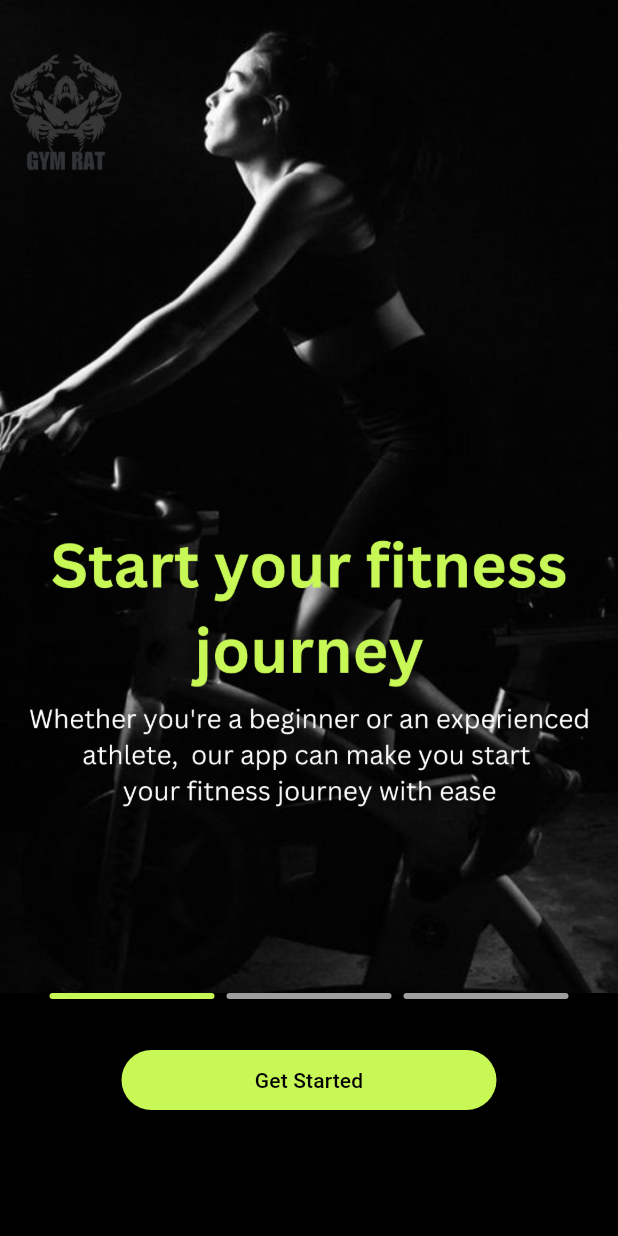
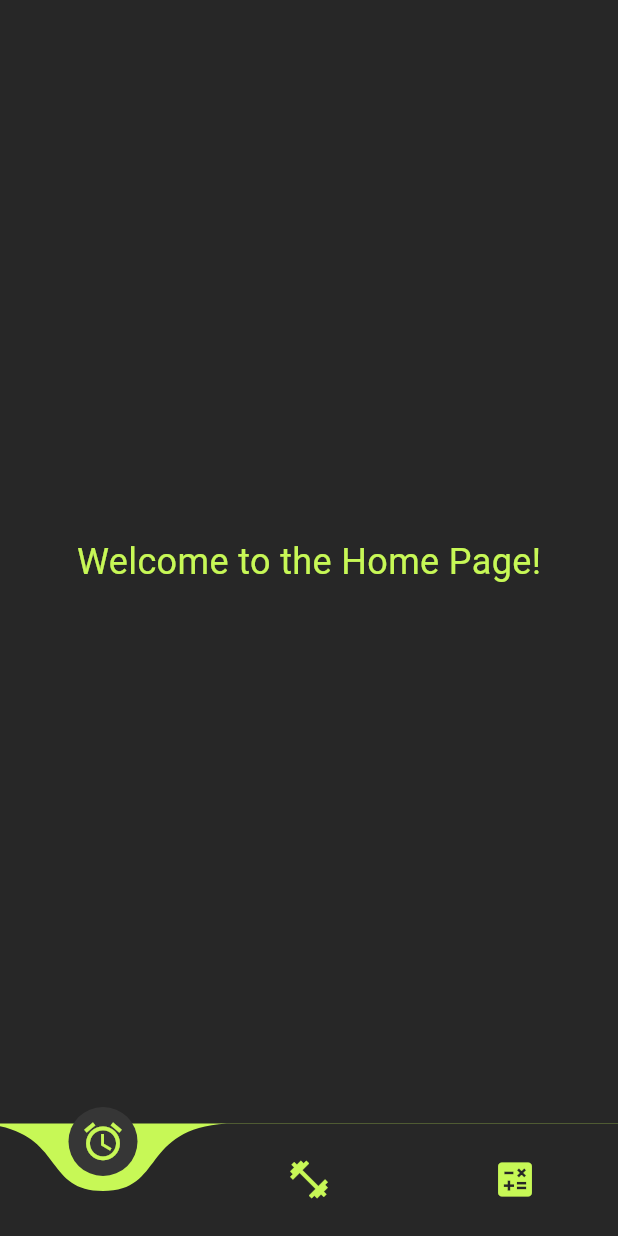
Before and after one commit to SamirahF/gym-rat, a Flutter app: the screen it shows after launch, after a tap on "Get Started", on a phone screen of 412 x 824 dp. Run offline on Flutter 3.47's test engine with Material 3 defaults, Android fonts, the light colour scheme and no system bars; drawn by our look-alikes of curved_navigation_bar.

Commit message:
adding home page with NavBar

```diff
--- /dev/null
+++ b/lib/gym_rat.dart
@@ -0,0 +1,23 @@
+import 'package:flutter/material.dart';
+// import 'package:gym_rat/home_Screen.dart';
+import 'package:gym_rat/start_screen.dart';
+
+class GymRat extends StatefulWidget {
+  const GymRat({super.key});
+
+  @override
+  State<GymRat> createState() {
+    return _GymRatState();
+  }
+}
+
+class _GymRatState extends State<GymRat> {
+  @override
+  Widget build(BuildContext context) {
+    return MaterialApp(
+      home: StartScreen(), // Wrap StartScreen inside MaterialApp
+    );
+  }
+}
+
+// Your StartScreen widget and other code here...
--- /dev/null
+++ b/lib/home_Screen.dart
@@ -0,0 +1,43 @@
+import 'package:flutter/material.dart';
+import 'package:curved_navigation_bar/curved_navigation_bar.dart';
+
+class HomeScreen extends StatelessWidget {
+  @override
+  Widget build(BuildContext context) {
+    return Scaffold(
+      backgroundColor: const Color.fromARGB(255, 39, 39, 39),
+      body: Center(
+        child: Text(
+          'Welcome to the Home Page!',
+          style: TextStyle(
+              fontSize: 24.0, color: const Color.fromARGB(255, 199, 248, 86)),
+        ),
+      ),
+      bottomNavigationBar: CurvedNavigationBar(
+        backgroundColor: const Color.fromARGB(255, 199, 248, 86),
+        color: const Color.fromARGB(255, 39, 39, 39),
+        buttonBackgroundColor: Color.fromARGB(255, 54, 54, 54),
+        items: <Widget>[
+          Icon(
+            Icons.access_alarm,
+            size: 30,
+            color: Color.fromARGB(255, 199, 248, 86),
+          ),
+          Icon(
+            Icons.fitness_center_sharp,
+            size: 30,
+            color: Color.fromARGB(255, 199, 248, 86),
+          ),
+          Icon(
+            Icons.calculate,
+            size: 30,
+            color: Color.fromARGB(255, 199, 248, 86),
+          ),
+        ],
+        onTap: (index) {
+          //Handle button tap
+        },
+      ),
+    );
+  }
+}
--- a/lib/main.dart
+++ b/lib/main.dart
@@ -1,6 +1,8 @@
 import 'package:flutter/material.dart';
-import 'start_screen.dart';
+import 'package:gym_rat/gym_rat.dart';
+// import 'start_screen.dart';
 
 void main() {
-  runApp(const StartScreen());
+  runApp(GymRat());
+  // runApp(const HomeScreen());
 }
--- a/lib/start_screen.dart
+++ b/lib/start_screen.dart
@@ -1,4 +1,6 @@
 import 'package:flutter/material.dart';
+import 'package:gym_rat/home_Screen.dart';
+// import 'package:gym_rat/home_Screen.dart';
 import 'scroller_indicator.dart';
 
 class StartScreen extends StatefulWidget {
@@ -81,7 +83,13 @@ class _StartScreenState extends State<StartScreen> {
               height: 30,
             ),
             ElevatedButton(
-              onPressed: () {},
+              onPressed: () {
+                print('h');
+                Navigator.push(
+                  context,
+                  MaterialPageRoute(builder: (context) => HomeScreen()),
+                );
+              },
               style: ElevatedButton.styleFrom(
                   backgroundColor: const Color.fromARGB(255, 199, 248, 86),
                   foregroundColor: Colors.black,
--- a/pubspec.yaml
+++ b/pubspec.yaml
@@ -35,6 +35,7 @@ dependencies:
   # The following adds the Cupertino Icons font to your application.
   # Use with the CupertinoIcons class for iOS style icons.
   cupertino_icons: ^1.0.2
+  curved_navigation_bar: ^1.0.3
 
 dev_dependencies:
   flutter_test:
```
Also changed, not shown: pubspec.lock, 2 other files.
